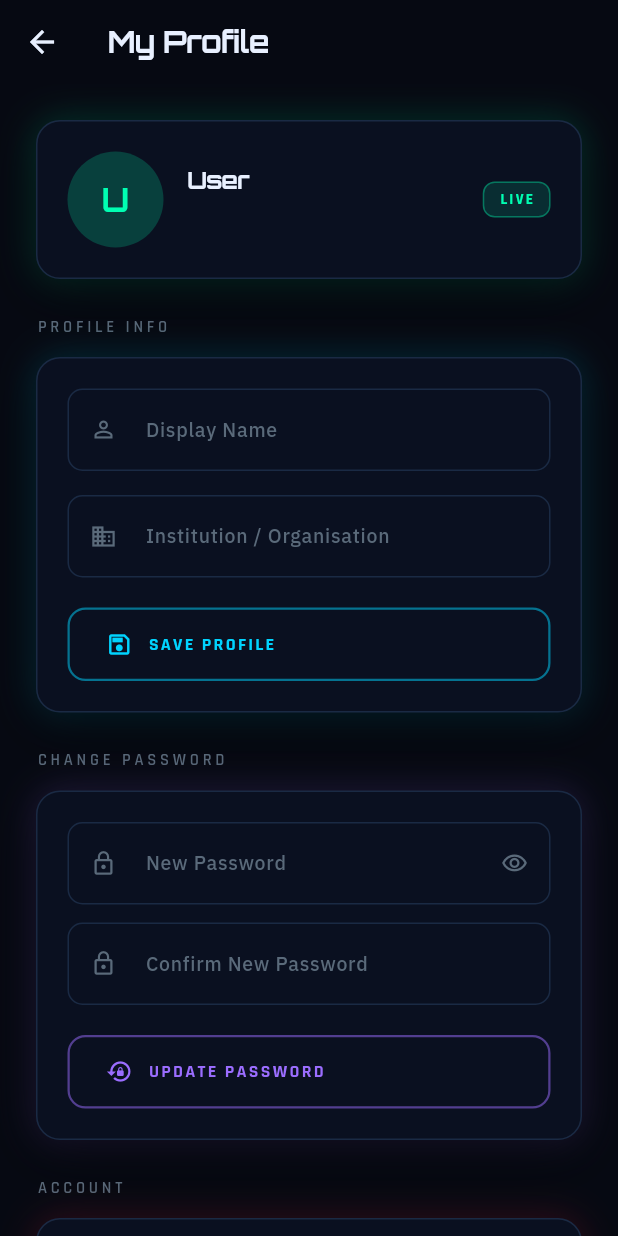
After one commit to rafi28-png/omicverse, a Flutter app: the ProfileScreen screen opened by its route, on a phone screen of 412 x 824 dp. The commit adds this screen. Run offline on Flutter 3.47's test engine with Material 3 defaults, Android fonts, the phone set to English and light mode, and no system bars; our stand-ins replace connectivity_plus, csv, dio, file_picker, fl_chart, flutter_dotenv and 5 more; accounts and stored records are empty; project files that could hold a hidden picture were left out.

Commit message:
feat: Round 2+3 — profile page, SPA routing, UX improvements
Profile page (new):
- Avatar with initials, email display, LIVE badge
- Edit name + institution (saved to Supabase user_metadata)
- Change password with strength validation + confirm field
- Success/error states for all actions
- Sign out with demo mode reset

Home screen:
- Profile avatar button in header when logged in (initials, taps to /profile)
- Login shortcut icon when in demo mode

Router:
- /profile route added

Also in previous commit: SPA routing 404.html for GitHub Pages
so reset-password and other deep links work correctly

```diff
--- a/app/lib/core/navigation/app_router.dart
+++ b/app/lib/core/navigation/app_router.dart
@@ -9,6 +9,7 @@ import '../../core/theme/typography.dart';
 import '../../features/auth/login_screen.dart';
 import '../../features/auth/forgot_password_screen.dart';
 import '../../features/auth/reset_password_screen.dart';
+import '../../features/profile/profile_screen.dart';
 import '../../features/home/home_screen.dart';
 import '../../features/settings/settings_screen.dart';
 import '../../features/settings/about_screen.dart';
@@ -67,6 +68,7 @@ GoRouter createRouter(Ref ref) {
       GoRoute(path: '/login',            builder: (c, s) => const LoginScreen()),
       GoRoute(path: '/forgot-password',  builder: (c, s) => const ForgotPasswordScreen()),
       GoRoute(path: '/reset-password',   builder: (c, s) => const ResetPasswordScreen()),
+      GoRoute(path: '/profile',          builder: (c, s) => const ErrorBoundary(moduleName: 'Profile', child: ProfileScreen())),
       GoRoute(path: '/home',        builder: (c, s) => const ErrorBoundary(moduleName: 'Home', child: HomeScreen())),
       GoRoute(path: '/settings',    builder: (c, s) => const ErrorBoundary(moduleName: 'Settings', child: SettingsScreen())),
       GoRoute(path: '/about',       builder: (c, s) => const ErrorBoundary(moduleName: 'About', child: AboutScreen())),
--- /dev/null
+++ b/app/lib/features/profile/profile_screen.dart
@@ -0,0 +1,371 @@
+import 'package:flutter/material.dart';
+import 'package:go_router/go_router.dart';
+import 'package:hive_flutter/hive_flutter.dart';
+import 'package:flutter_riverpod/flutter_riverpod.dart';
+import '../../core/theme/colors.dart';
+import '../../core/theme/typography.dart';
+import '../../core/widgets/glow_card.dart';
+import '../../core/widgets/neon_button.dart';
+import '../../core/services/auth_service.dart';
+import '../../core/providers/app_providers.dart';
+import '../../core/navigation/app_router.dart';
+import 'package:supabase_flutter/supabase_flutter.dart';
+
+class ProfileScreen extends ConsumerStatefulWidget {
+  const ProfileScreen({super.key});
+
+  @override
+  ConsumerState<ProfileScreen> createState() => _ProfileScreenState();
+}
+
+class _ProfileScreenState extends ConsumerState<ProfileScreen> {
+  final _nameCtrl        = TextEditingController();
+  final _institutionCtrl = TextEditingController();
+  final _newPassCtrl     = TextEditingController();
+  final _confirmPassCtrl = TextEditingController();
+  final _profileFormKey  = GlobalKey<FormState>();
+  final _passFormKey     = GlobalKey<FormState>();
+
+  bool _savingProfile  = false;
+  bool _savingPassword = false;
+  bool _obscure        = true;
+  bool _profileSaved   = false;
+  bool _passwordSaved  = false;
+  String? _profileError;
+  String? _passwordError;
+
+  User? _user;
+
+  @override
+  void initState() {
+    super.initState();
+    _user = AuthService.currentUser;
+    _nameCtrl.text        = (_user?.userMetadata?['name']        as String?) ?? '';
+    _institutionCtrl.text = (_user?.userMetadata?['institution'] as String?) ?? '';
+  }
+
+  @override
+  void dispose() {
+    _nameCtrl.dispose();
+    _institutionCtrl.dispose();
+    _newPassCtrl.dispose();
+    _confirmPassCtrl.dispose();
+    super.dispose();
+  }
+
+  Future<void> _saveProfile() async {
+    if (!_profileFormKey.currentState!.validate()) return;
+    setState(() { _savingProfile = true; _profileError = null; _profileSaved = false; });
+    try {
+      await Supabase.instance.client.auth.updateUser(
+        UserAttributes(data: {
+          'name':        _nameCtrl.text.trim(),
+          'institution': _institutionCtrl.text.trim(),
+        }),
+      );
+      if (mounted) setState(() => _profileSaved = true);
+    } catch (e) {
+      setState(() => _profileError = 'Could not save profile. Please try again.');
+    } finally {
+      if (mounted) setState(() => _savingProfile = false);
+    }
+  }
+
+  Future<void> _savePassword() async {
+    if (!_passFormKey.currentState!.validate()) return;
+    setState(() { _savingPassword = true; _passwordError = null; _passwordSaved = false; });
+    try {
+      await AuthService.updatePassword(_newPassCtrl.text);
+      if (mounted) {
+        _newPassCtrl.clear();
+        _confirmPassCtrl.clear();
+        setState(() => _passwordSaved = true);
+      }
+    } catch (e) {
+      final msg = e.toString().toLowerCase();
+      setState(() {
+        _passwordError = msg.contains('same')
+            ? 'New password must be different from your current password.'
+            : 'Could not update password. Please try again.';
+      });
+    } finally {
+      if (mounted) setState(() => _savingPassword = false);
+    }
+  }
+
+  Future<void> _signOut() async {
+    await AuthService.signOut();
+    if (mounted) {
+      ref.read(isDemoModeProvider.notifier).state = true;
+      Hive.box<dynamic>('preferences').put('isDemoMode', true);
+      ref.read(routerRefreshProvider).notify();
+      context.go('/login');
+    }
+  }
+
+  @override
+  Widget build(BuildContext context) {
+    final email = _user?.email ?? 'Unknown';
+    final name  = _nameCtrl.text.isNotEmpty ? _nameCtrl.text : 'User';
+    final initials = name.trim().isNotEmpty
+        ? name.trim().split(' ').map((w) => w.isNotEmpty ? w[0] : '').take(2).join().toUpperCase()
+        : 'U';
+
+    return Scaffold(
+      backgroundColor: kBackground,
+      appBar: AppBar(
+        backgroundColor: kBackground,
+        elevation: 0,
+        leading: IconButton(
+          icon: const Icon(Icons.arrow_back, color: kTextPrimary),
+          onPressed: () => context.go('/home'),
+        ),
+        title: Text('My Profile', style: tsTitle(kTextPrimary)),
+      ),
+      body: SingleChildScrollView(
+        padding: const EdgeInsets.all(24),
+        child: Center(
+          child: ConstrainedBox(
+            constraints: const BoxConstraints(maxWidth: 600),
+            child: Column(
+              crossAxisAlignment: CrossAxisAlignment.start,
+              children: [
+
+                // ── Avatar + email card ─────────────────────────────────────
+                GlowCard(
+                  glowColor: kNeonTeal,
+                  child: Row(
+                    children: [
+                      CircleAvatar(
+                        radius: 32,
+                        backgroundColor: kNeonTeal.withValues(alpha: 0.2),
+                        child: Text(initials,
+                          style: tsTitle(kNeonTeal).copyWith(fontSize: 22)),
+                      ),
+                      const SizedBox(width: 16),
+                      Expanded(
+                        child: Column(
+                          crossAxisAlignment: CrossAxisAlignment.start,
+                          children: [
+                            Text(name, style: tsTitle(kTextPrimary).copyWith(fontSize: 16)),
+                            const SizedBox(height: 4),
+                            Text(email, style: tsBody().copyWith(color: kTextMuted, fontSize: 13)),
+                          ],
+                        ),
+                      ),
+                      Container(
+                        padding: const EdgeInsets.symmetric(horizontal: 10, vertical: 4),
+                        decoration: BoxDecoration(
+                          color: kNeonTeal.withValues(alpha: 0.12),
+                          borderRadius: BorderRadius.circular(8),
+                          border: Border.all(color: kNeonTeal.withValues(alpha: 0.35)),
+                        ),
+                        child: Text('LIVE', style: tsBadge().copyWith(color: kNeonTeal)),
+                      ),
+                    ],
+                  ),
+                ),
+                const SizedBox(height: 24),
+
+                // ── Profile info form ───────────────────────────────────────
+                Text('PROFILE INFO', style: tsLabel()),
+                const SizedBox(height: 12),
+                GlowCard(
+                  glowColor: kNeonBlue,
+                  child: Form(
+                    key: _profileFormKey,
+                    child: Column(
+                      children: [
+                        _field(
+                          controller: _nameCtrl,
+                          label: 'Display Name',
+                          icon: Icons.person_outline,
+                          onChanged: (_) => setState(() {}),
+                        ),
+                        const SizedBox(height: 16),
+                        _field(
+                          controller: _institutionCtrl,
+                          label: 'Institution / Organisation',
+                          icon: Icons.business_outlined,
+                        ),
+                        if (_profileError != null) ...[
+                          const SizedBox(height: 12),
+                          _errorBox(_profileError!),
+                        ],
+                        if (_profileSaved) ...[
+                          const SizedBox(height: 12),
+                          _successBox('Profile updated successfully.'),
+                        ],
+                        const SizedBox(height: 20),
+                        SizedBox(
+                          width: double.infinity,
+                          child: NeonButton(
+                            label: _savingProfile ? 'Saving…' : 'Save Profile',
+                            icon: _savingProfile ? Icons.hourglass_top : Icons.save_outlined,
+                            color: kNeonBlue,
+                            onPressed: _savingProfile ? null : _saveProfile,
+                          ),
+                        ),
+                      ],
+                    ),
+                  ),
+                ),
+                const SizedBox(height: 24),
+
+                // ── Change password form ────────────────────────────────────
+                Text('CHANGE PASSWORD', style: tsLabel()),
+                const SizedBox(height: 12),
+                GlowCard(
+                  glowColor: kNeonPurple,
+                  child: Form(
+                    key: _passFormKey,
+                    child: Column(
+                      children: [
+                        TextFormField(
+                          controller: _newPassCtrl,
+                          obscureText: _obscure,
+                          autofillHints: const [AutofillHints.newPassword],
+                          style: tsBody(),
+                          decoration: _decoration('New Password', Icons.lock_outline).copyWith(
+                            suffixIcon: IconButton(
+                              icon: Icon(
+                                _obscure ? Icons.visibility_outlined : Icons.visibility_off_outlined,
+                                color: kTextMuted, size: 18,
+                              ),
+                              onPressed: () => setState(() => _obscure = !_obscure),
+                            ),
+                          ),
+                          validator: (v) {
+                            if (v == null || v.isEmpty) return 'Enter a new password';
+                            if (v.length < 8) return 'At least 8 characters';
+                            if (!RegExp(r'[A-Z]').hasMatch(v)) return 'Include an uppercase letter';
+                            if (!RegExp(r'[0-9]').hasMatch(v)) return 'Include a number';
+                            return null;
+                          },
+                        ),
+                        const SizedBox(height: 12),
+                        TextFormField(
+                          controller: _confirmPassCtrl,
+                          obscureText: _obscure,
+                          style: tsBody(),
+                          decoration: _decoration('Confirm New Password', Icons.lock_outline),
+                          validator: (v) =>
+                              v != _newPassCtrl.text ? 'Passwords do not match' : null,
+                        ),
+                        if (_passwordError != null) ...[
+                          const SizedBox(height: 12),
+                          _errorBox(_passwordError!),
+                        ],
+                        if (_passwordSaved) ...[
+                          const SizedBox(height: 12),
+                          _successBox('Password changed successfully.'),
+                        ],
+                        const SizedBox(height: 20),
+                        SizedBox(
+                          width: double.infinity,
+                          child: NeonButton(
+                            label: _savingPassword ? 'Saving…' : 'Update Password',
+                            icon: _savingPassword ? Icons.hourglass_top : Icons.lock_reset,
+                            color: kNeonPurple,
+                            onPressed: _savingPassword ? null : _savePassword,
+                          ),
+                        ),
+                      ],
+                    ),
+                  ),
+                ),
+                const SizedBox(height: 24),
+
+                // ── Account actions ─────────────────────────────────────────
+                Text('ACCOUNT', style: tsLabel()),
+                const SizedBox(height: 12),
+                GlowCard(
+                  glowColor: kNeonRed,
+                  padding: EdgeInsets.zero,
+                  child: Column(
+                    children: [
+                      ListTile(
+                        contentPadding: const EdgeInsets.symmetric(horizontal: 20, vertical: 4),
+                        leading: const Icon(Icons.logout, color: kTextSecondary, size: 22),
+                        title: Text('Sign Out', style: tsBody().copyWith(fontWeight: FontWeight.w500)),
+                        subtitle: Text('Return to demo mode', style: tsBody().copyWith(fontSize: 11, color: kTextMuted)),
+                        trailing: const Icon(Icons.chevron_right, color: kTextMuted, size: 20),
+                        onTap: _signOut,
+                      ),
+                    ],
+                  ),
+                ),
+                const SizedBox(height: 32),
+              ],
+            ),
+          ),
+        ),
+      ),
+    );
+  }
+
+  Widget _field({
+    required TextEditingController controller,
+    required String label,
+    required IconData icon,
+    void Function(String)? onChanged,
+  }) =>
+      TextFormField(
+        controller: controller,
+        onChanged: onChanged,
+        style: tsBody(),
+        decoration: _decoration(label, icon),
+      );
+
+  InputDecoration _decoration(String label, IconData icon) => InputDecoration(
+    labelText: label,
+    labelStyle: tsBody().copyWith(color: kTextMuted),
+    prefixIcon: Icon(icon, color: kTextMuted, size: 18),
+    filled: true,
+    fillColor: kSurface,
+    border: const OutlineInputBorder(
+      borderRadius: BorderRadius.all(Radius.circular(10)),
+      borderSide: BorderSide(color: kBorder),
+    ),
+    enabledBorder: const OutlineInputBorder(
+      borderRadius: BorderRadius.all(Radius.circular(10)),
+      borderSide: BorderSide(color: kBorder),
+    ),
+    focusedBorder: const OutlineInputBorder(
+      borderRadius: BorderRadius.all(Radius.circular(10)),
+      borderSide: BorderSide(color: kNeonTeal, width: 1.5),
+    ),
+    errorBorder: const OutlineInputBorder(
+      borderRadius: BorderRadius.all(Radius.circular(10)),
+      borderSide: BorderSide(color: kNeonRed),
+    ),
+  );
+
+  Widget _errorBox(String msg) => Container(
+    padding: const EdgeInsets.symmetric(horizontal: 12, vertical: 8),
+    decoration: BoxDecoration(
+      color: kNeonRed.withValues(alpha: 0.08),
+      borderRadius: BorderRadius.circular(8),
+      border: Border.all(color: kNeonRed.withValues(alpha: 0.3)),
+    ),
+    child: Row(children: [
+      const Icon(Icons.error_outline, color: kNeonRed, size: 16),
+      const SizedBox(width: 8),
+      Expanded(child: Text(msg, style: tsBody().copyWith(color: kNeonRed, fontSize: 13))),
+    ]),
+  );
+
+  Widget _successBox(String msg) => Container(
+    padding: const EdgeInsets.symmetric(horizontal: 12, vertical: 8),
+    decoration: BoxDecoration(
+      color: kNeonTeal.withValues(alpha: 0.08),
+      borderRadius: BorderRadius.circular(8),
+      border: Border.all(color: kNeonTeal.withValues(alpha: 0.3)),
+    ),
+    child: Row(children: [
+      const Icon(Icons.check_circle_outline, color: kNeonTeal, size: 16),
+      const SizedBox(width: 8),
+      Expanded(child: Text(msg, style: tsBody().copyWith(color: kNeonTeal, fontSize: 13))),
+    ]),
+  );
+}
```
Also changed, not shown: app/lib/features/home/home_screen.dart (+31 -1 lines).
